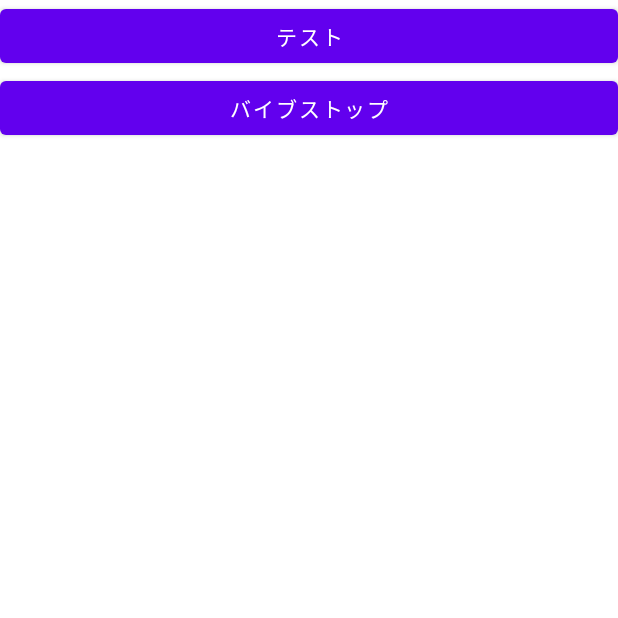
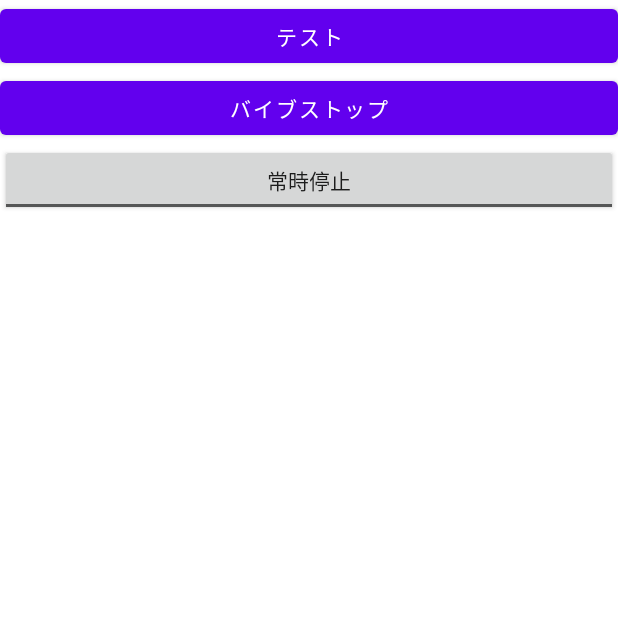
Before and after one commit to kuuen/Mabataki, an Android app: the screen it shows after launch (MainActivity), on a phone screen of 412 x 824 dp, the top half of it. Run offline under Robolectric (Android 15) with nearby library versions, the phone set to English and light mode, and no system bars.

```diff
--- a/app/build.gradle
+++ b/app/build.gradle
@@ -40,4 +40,9 @@ dependencies {
     testImplementation 'junit:junit:4.+'
     androidTestImplementation 'androidx.test.ext:junit:1.1.3'
     androidTestImplementation 'androidx.test.espresso:espresso-core:3.4.0'
+    implementation "androidx.work:work-runtime-ktx:2.5.0"
+
+    //noinspection GradleCompatible
+    implementation "com.android.support:support-compat:28.0.0"
+
 }
--- a/app/src/main/AndroidManifest.xml
+++ b/app/src/main/AndroidManifest.xml
@@ -2,13 +2,15 @@
 <manifest xmlns:android="http://schemas.android.com/apk/res/android"
     package="jp.nakaara.mabataki">
     <uses-permission android:name="android.permission.VIBRATE"/>
+    <uses-permission android:name="android.permission.WAKE_LOCK" />
     <application
         android:allowBackup="true"
         android:icon="@mipmap/ic_launcher"
         android:label="@string/app_name"
         android:roundIcon="@mipmap/ic_launcher_round"
         android:supportsRtl="true"
-        android:theme="@style/Theme.Mabataki">
+        android:theme="@style/Theme.Mabataki"
+        android:name="UtilCommon">
         <activity
             android:name=".MainActivity"
             android:exported="true">
--- /dev/null
+++ b/app/src/main/java/jp/nakaara/mabataki/UtilCommon.kt
@@ -0,0 +1,13 @@
+package jp.nakaara.mabataki
+
+import android.app.Application
+
+class UtilCommon : Application() {
+    var vibration : Boolean = false
+        get() = field
+        set(value) {
+            field = value
+        }
+
+
+}
--- a/app/src/main/res/layout/activity_main.xml
+++ b/app/src/main/res/layout/activity_main.xml
@@ -25,4 +25,12 @@
         tools:layout_editor_absoluteX="25dp"
         tools:layout_editor_absoluteY="58dp" />
 
+    <ToggleButton
+        android:id="@+id/togBtnZyouzi"
+        android:layout_width="fill_parent"
+        android:layout_height="wrap_content"
+        android:textOff="常時停止"
+        android:textOn="常時開始"
+        android:checked="false"/>
+
 </LinearLayout>
```
Also changed, not shown: app/src/main/java/jp/nakaara/mabataki/MainActivity.kt (+53 -0 lines), app/src/main/java/jp/nakaara/mabataki/VibWorker.kt (added, +82 -0 lines).
